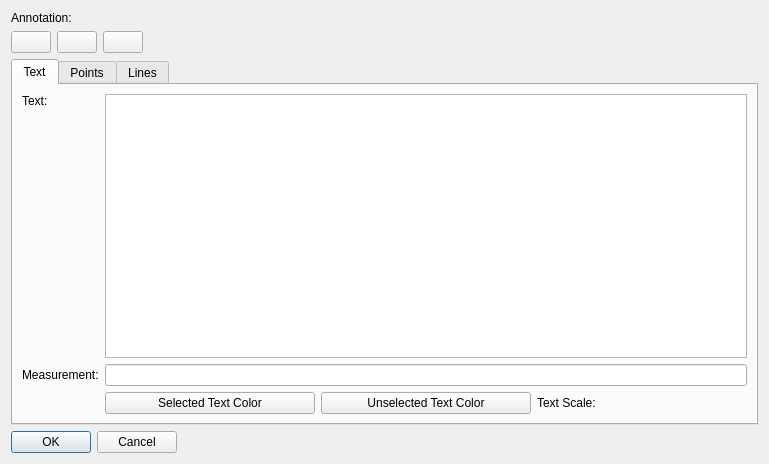
The window that QTModules/Annotation/Resources/UI/qSlicerAnnotationModulePropertyDialog.ui (jcfr/Slicer3) describes before a commit, drawn with Qt 5.
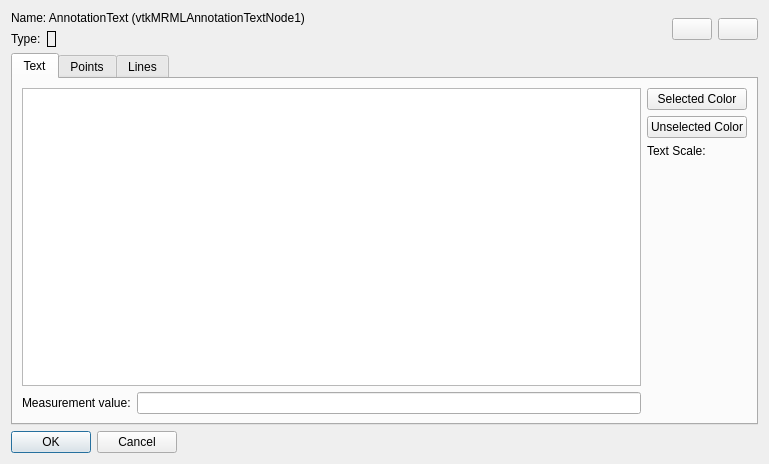
The same window after the commit. Icons and pictures are not drawn. Custom widgets are drawn as their Qt base class.

Commit message: ENH: Annotation property dialog on the way, massive code-cleanup, fixed smaller bugs..

The edit to the form file:
```diff
--- a/QTModules/Annotation/Resources/UI/qSlicerAnnotationModulePropertyDialog.ui
+++ b/QTModules/Annotation/Resources/UI/qSlicerAnnotationModulePropertyDialog.ui
@@ -26,17 +26,10 @@
    <string>Modify Annotation Properties</string>
   </property>
   <layout class="QGridLayout" name="gridLayout_5">
-   <item row="0" column="0" colspan="2">
-    <widget class="QLabel" name="typeLabel">
-     <property name="text">
-      <string>Annotation:</string>
-     </property>
-    </widget>
-   </item>
-   <item row="1" column="0">
-    <widget class="QPushButton" name="visibleInvisibleButton">
+   <item row="5" column="0" colspan="5">
+    <widget class="QDialogButtonBox" name="buttonBox">
      <property name="sizePolicy">
-      <sizepolicy hsizetype="Fixed" vsizetype="Fixed">
+      <sizepolicy hsizetype="Maximum" vsizetype="Fixed">
        <horstretch>0</horstretch>
        <verstretch>0</verstretch>
       </sizepolicy>
@@ -44,8 +37,8 @@
      <property name="toolTip">
       <string>Toggle visibility</string>
      </property>
-     <property name="text">
-      <string/>
+     <property name="standardButtons">
+      <set>QDialogButtonBox::Cancel|QDialogButtonBox::Ok</set>
      </property>
      <property name="icon">
       <iconset resource="../qSlicerAnnotationModule.qrc">
@@ -54,27 +47,7 @@
      </property>
     </widget>
    </item>
-   <item row="1" column="1">
-    <widget class="QPushButton" name="lockUnlockButton">
-     <property name="sizePolicy">
-      <sizepolicy hsizetype="Fixed" vsizetype="Fixed">
-       <horstretch>0</horstretch>
-       <verstretch>0</verstretch>
-      </sizepolicy>
-     </property>
-     <property name="toolTip">
-      <string>Toggle un-/locked</string>
-     </property>
-     <property name="text">
-      <string/>
-     </property>
-     <property name="icon">
-      <iconset resource="../qSlicerAnnotationModule.qrc">
-       <normaloff>:/Icons/AnnotationLock.png</normaloff>:/Icons/AnnotationLock.png</iconset>
-     </property>
-    </widget>
-   </item>
-   <item row="2" column="0" colspan="4">
+   <item row="4" column="0" colspan="5">
     <widget class="QTabWidget" name="tabWidget">
      <property name="sizePolicy">
       <sizepolicy hsizetype="Expanding" vsizetype="Expanding">
@@ -89,21 +62,9 @@
       <attribute name="title">
        <string>Text</string>
       </attribute>
-      <layout class="QVBoxLayout" name="verticalLayout_3">
-       <item>
         <layout class="QGridLayout" name="gridLayout">
-         <item row="1" column="0">
-          <widget class="QLabel" name="textLabel_2">
-           <property name="text">
-            <string>Text:</string>
-           </property>
-           <property name="alignment">
-            <set>Qt::AlignLeading|Qt::AlignLeft|Qt::AlignTop</set>
-           </property>
-          </widget>
-         </item>
-         <item row="1" column="1">
-          <widget class="QTextEdit" name="annotationTextEdit_2">
+       <item row="0" column="0" rowspan="4" colspan="2">
+        <widget class="QTextEdit" name="annotationTextEdit">
            <property name="sizePolicy">
             <sizepolicy hsizetype="MinimumExpanding" vsizetype="MinimumExpanding">
              <horstretch>0</horstretch>
@@ -112,35 +73,43 @@
            </property>
           </widget>
          </item>
-         <item row="2" column="0">
-          <widget class="QLabel" name="label">
-           <property name="text">
-            <string>Measurement:</string>
-           </property>
-          </widget>
-         </item>
-         <item row="5" column="1">
-          <layout class="QHBoxLayout" name="horizontalLayout_3">
-           <item>
+       <item row="0" column="2">
             <widget class="ctkColorPickerButton" name="textUnselectedColorPickerButton">
              <property name="text">
-              <string>Selected Text Color</string>
+          <string>Selected Color</string>
              </property>
             </widget>
            </item>
-           <item>
+       <item row="1" column="2">
             <widget class="ctkColorPickerButton" name="textSelectedColorPickerButton">
              <property name="text">
-              <string>Unselected Text Color</string>
+          <string>Unselected Color</string>
              </property>
             </widget>
            </item>
-           <item>
-            <layout class="QHBoxLayout" name="horizontalLayout_2">
+       <item row="4" column="0">
+        <widget class="QLabel" name="label">
+         <property name="text">
+          <string>Measurement value:</string>
+         </property>
+        </widget>
+       </item>
+       <item row="4" column="1">
+        <widget class="QLineEdit" name="lineEdit">
+         <property name="sizePolicy">
+          <sizepolicy hsizetype="MinimumExpanding" vsizetype="Fixed">
+           <horstretch>0</horstretch>
+           <verstretch>0</verstretch>
+          </sizepolicy>
+         </property>
+        </widget>
+       </item>
+       <item row="2" column="2">
+        <layout class="QHBoxLayout" name="horizontalLayout">
              <item>
               <widget class="QLabel" name="textScaleLabel">
                <property name="sizePolicy">
-                <sizepolicy hsizetype="Fixed" vsizetype="Preferred">
+            <sizepolicy hsizetype="Fixed" vsizetype="Fixed">
                  <horstretch>0</horstretch>
                  <verstretch>0</verstretch>
                 </sizepolicy>
@@ -148,10 +117,19 @@
                <property name="text">
                 <string>Text Scale:</string>
                </property>
+           <property name="alignment">
+            <set>Qt::AlignLeading|Qt::AlignLeft|Qt::AlignTop</set>
+           </property>
               </widget>
              </item>
              <item>
               <widget class="ctkSliderWidget" name="textScaleSliderSpinBoxWidget" native="true">
+           <property name="sizePolicy">
+            <sizepolicy hsizetype="Preferred" vsizetype="Fixed">
+             <horstretch>0</horstretch>
+             <verstretch>0</verstretch>
+            </sizepolicy>
+           </property>
                <property name="maximum" stdset="0">
                 <double>40.000000000000000</double>
                </property>
@@ -160,20 +138,6 @@
             </layout>
            </item>
           </layout>
-         </item>
-         <item row="2" column="1">
-          <widget class="QLineEdit" name="lineEdit">
-           <property name="sizePolicy">
-            <sizepolicy hsizetype="MinimumExpanding" vsizetype="Fixed">
-             <horstretch>0</horstretch>
-             <verstretch>0</verstretch>
-            </sizepolicy>
-           </property>
-          </widget>
-         </item>
-        </layout>
-       </item>
-      </layout>
      </widget>
      <widget class="QWidget" name="tab_2">
       <attribute name="title">
@@ -503,27 +467,70 @@
      </widget>
     </widget>
    </item>
-   <item row="3" column="0" colspan="4">
-    <widget class="QDialogButtonBox" name="buttonBox">
+   <item row="0" column="0">
+    <layout class="QGridLayout" name="gridLayout_7">
+     <item row="0" column="0">
+      <widget class="QLabel" name="typeLabel">
+       <property name="text">
+        <string>Name: AnnotationText (vtkMRMLAnnotationTextNode1)</string>
+       </property>
+      </widget>
+     </item>
+     <item row="1" column="0">
+      <layout class="QHBoxLayout" name="horizontalLayout_2">
+       <property name="sizeConstraint">
+        <enum>QLayout::SetDefaultConstraint</enum>
+       </property>
+       <item>
+        <widget class="QLabel" name="label_2">
      <property name="sizePolicy">
-      <sizepolicy hsizetype="Maximum" vsizetype="Fixed">
+          <sizepolicy hsizetype="Fixed" vsizetype="Minimum">
        <horstretch>0</horstretch>
        <verstretch>0</verstretch>
       </sizepolicy>
      </property>
-     <property name="orientation">
-      <enum>Qt::Horizontal</enum>
-     </property>
-     <property name="standardButtons">
-      <set>QDialogButtonBox::Cancel|QDialogButtonBox::Ok</set>
-     </property>
-     <property name="centerButtons">
+         <property name="text">
+          <string>Type:</string>
+         </property>
+        </widget>
+       </item>
+       <item>
+        <widget class="QLabel" name="typeIcon">
+         <property name="sizePolicy">
+          <sizepolicy hsizetype="Fixed" vsizetype="Fixed">
+           <horstretch>0</horstretch>
+           <verstretch>0</verstretch>
+          </sizepolicy>
+         </property>
+         <property name="frameShape">
+          <enum>QFrame::Box</enum>
+         </property>
+         <property name="text">
+          <string/>
+         </property>
+         <property name="pixmap">
+          <pixmap resource="../qSlicerAnnotationModule.qrc">:/Icons/AnnotationText.png</pixmap>
+         </property>
+         <property name="scaledContents">
       <bool>false</bool>
      </property>
     </widget>
    </item>
-   <item row="1" column="2">
-    <widget class="QPushButton" name="deleteButton">
+       <item>
+        <widget class="QLabel" name="label_3">
+         <property name="text">
+          <string/>
+         </property>
+        </widget>
+       </item>
+      </layout>
+     </item>
+    </layout>
+   </item>
+   <item row="0" column="4">
+    <layout class="QHBoxLayout" name="horizontalLayout_3">
+     <item>
+      <widget class="QPushButton" name="visibleInvisibleButton">
      <property name="sizePolicy">
       <sizepolicy hsizetype="Fixed" vsizetype="Fixed">
        <horstretch>0</horstretch>
@@ -538,9 +545,32 @@
      </property>
      <property name="icon">
       <iconset resource="../qSlicerAnnotationModule.qrc">
-       <normaloff>:/Icons/AnnotationDelete.png</normaloff>:/Icons/AnnotationDelete.png</iconset>
-     </property>
-    </widget>
+         <normaloff>:/Icons/AnnotationVisibility.png</normaloff>
+         <normalon>:/Icons/AnnotationInvisible.png</normalon>:/Icons/AnnotationVisibility.png</iconset>
+       </property>
+      </widget>
+     </item>
+     <item>
+      <widget class="QPushButton" name="lockUnlockButton">
+       <property name="sizePolicy">
+        <sizepolicy hsizetype="Fixed" vsizetype="Fixed">
+         <horstretch>0</horstretch>
+         <verstretch>0</verstretch>
+        </sizepolicy>
+       </property>
+       <property name="toolTip">
+        <string>Toggle un-/locked</string>
+       </property>
+       <property name="text">
+        <string/>
+       </property>
+       <property name="icon">
+        <iconset resource="../qSlicerAnnotationModule.qrc">
+         <normaloff>:/Icons/AnnotationLock.png</normaloff>:/Icons/AnnotationLock.png</iconset>
+       </property>
+      </widget>
+     </item>
+    </layout>
    </item>
   </layout>
  </widget>
```
Left out of the diff: 38 changed lines with no effect on the pictures. Lines whose indentation alone changed are shown as unchanged. The commit also changes 6 other files.
